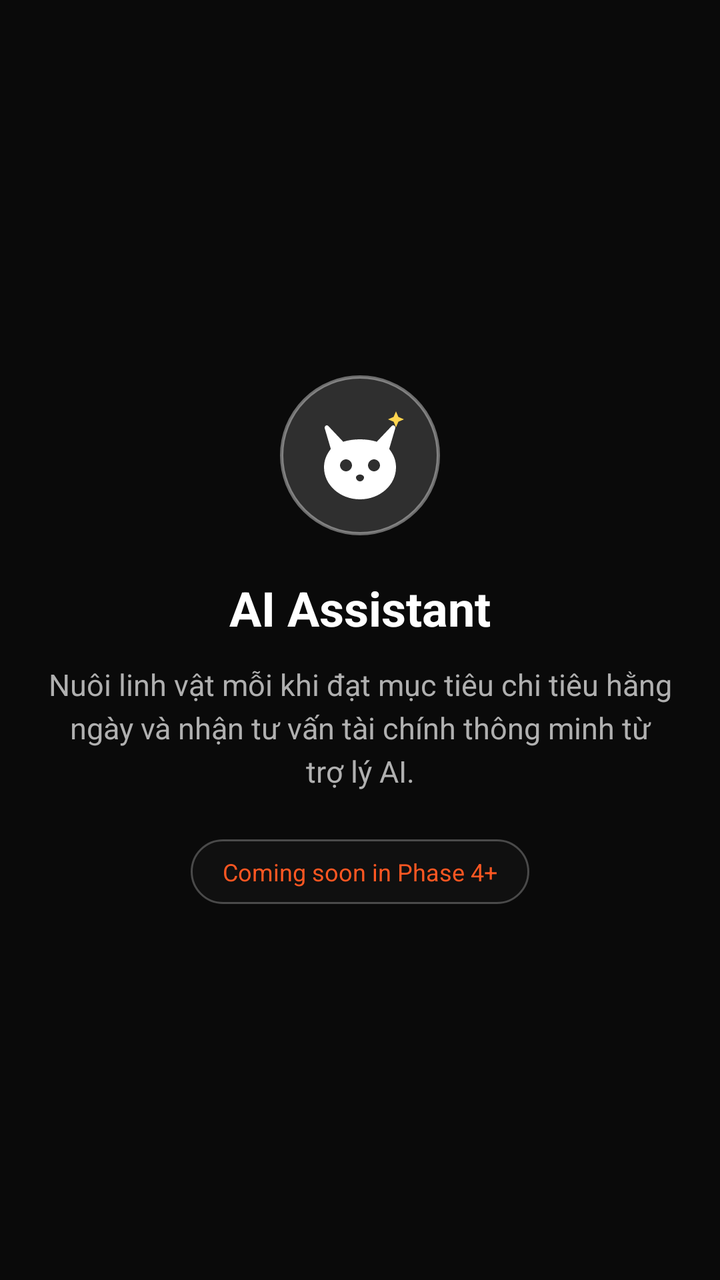
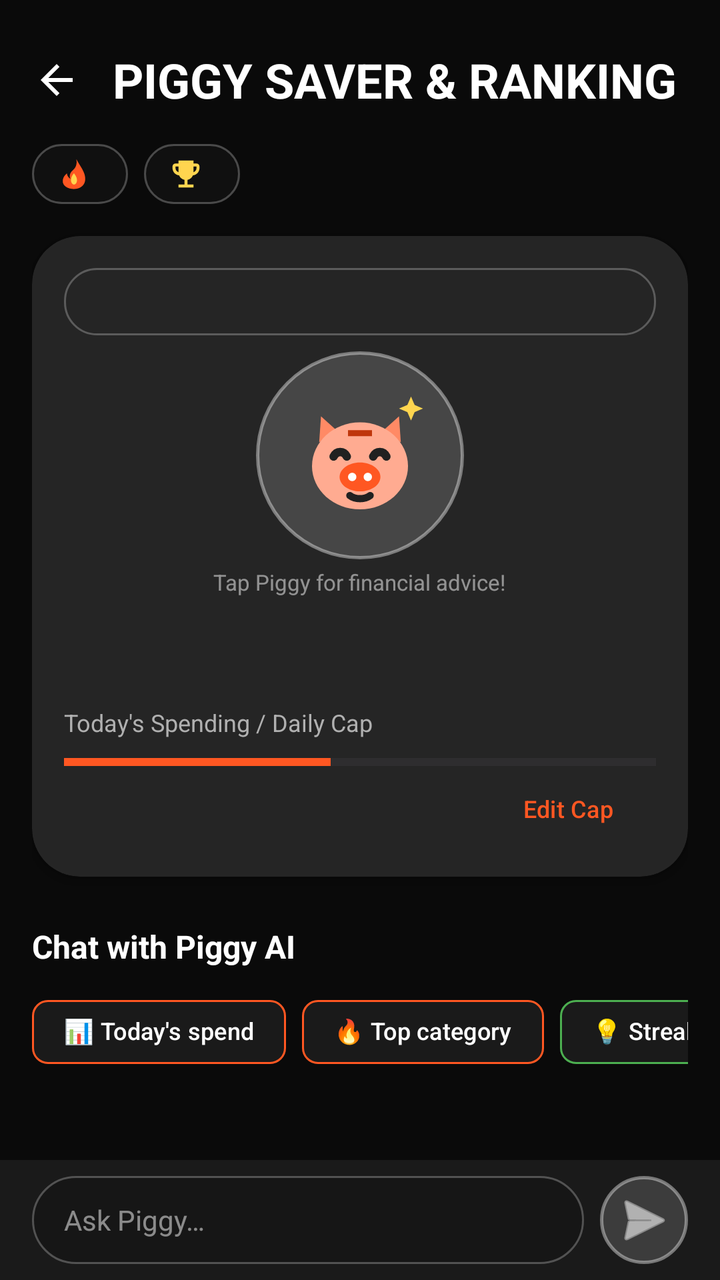

Before-and-after screenshots of an Android layout around one commit, followed by the original layout XML and the change that was made.
<!-- AndroidManifest.xml: application theme Theme.ExpenseTrackerApp -->
<!-- res/layout/fragment_ai_assistant.xml -->
<?xml version="1.0" encoding="utf-8"?>
<LinearLayout xmlns:android="http://schemas.android.com/apk/res/android"
    xmlns:app="http://schemas.android.com/apk/res-auto"
    android:layout_width="match_parent"
    android:layout_height="match_parent"
    android:orientation="vertical"
    android:background="@color/background_dark"
    android:padding="24dp"
    android:gravity="center">

    <ImageView
        android:layout_width="80dp"
        android:layout_height="80dp"
        android:background="@drawable/bg_avatar_circle"
        android:padding="16dp"
        android:src="@drawable/ic_pet_mascot"
        android:contentDescription="Virtual Pet Mascot"
        android:layout_marginBottom="20dp" />

    <TextView
        android:layout_width="wrap_content"
        android:layout_height="wrap_content"
        android:text="@string/title_ai"
        android:textSize="24sp"
        android:textStyle="bold"
        android:textColor="@color/white"
        android:layout_marginBottom="12dp" />

    <TextView
        android:layout_width="wrap_content"
        android:layout_height="wrap_content"
        android:text="Nuôi linh vật mỗi khi đạt mục tiêu chi tiêu hằng ngày và nhận tư vấn tài chính thông minh từ trợ lý AI."
        android:textAlignment="center"
        android:textSize="15sp"
        android:textColor="@color/text_secondary"
        android:lineSpacingExtra="4dp"
        android:layout_marginBottom="24dp" />

    <TextView
        android:layout_width="wrap_content"
        android:layout_height="wrap_content"
        android:text="Coming soon in Phase 4+"
        android:textSize="12sp"
        android:textColor="@color/colorAccent"
        android:background="@drawable/bg_glass_pill"
        android:paddingHorizontal="16dp"
        android:paddingVertical="8dp" />

</LinearLayout>
<!-- resources referenced by this layout -->
<resources>
  <color name="background_dark">#0A0A0A</color>
  <color name="colorAccent">#FF5722</color>
  <color name="text_secondary">#B0B0B0</color>
  <color name="white">#FFFFFF</color>
  <!-- drawable ic_pet_mascot (drawable) -->
  <vector xmlns:android="http://schemas.android.com/apk/res/android"
      android:width="24dp"
      android:height="24dp"
      android:viewportWidth="24"
      android:viewportHeight="24">
    
    <path
        android:fillColor="#FFFFFF"
        android:pathData="M4.2,4.8C3.8,4.2 3,4.6 3.2,5.3l1.5,5.1C3.6,11.8 3,13.3 3,15c0,4.4 4,8 9,8s9,-3.6 9,-8c0,-1.7 -0.6,-3.2 -1.7,-4.6l1.5,-5.1c0.2,-0.7 -0.6,-1.1 -1,-0.5L16.2,8.6C14.9,8.2 13.5,8 12,8S9.1,8.2 7.8,8.6L4.2,4.8zM8.5,13c0.8,0 1.5,0.7 1.5,1.5S9.3,16 8.5,16S7,15.3 7,14.5S7.7,13 8.5,13zM15.5,13c0.8,0 1.5,0.7 1.5,1.5s-0.7,1.5 -1.5,1.5s-1.5,-0.7 -1.5,-1.5S14.7,13 15.5,13zM12,16.8c0.6,0 1,0.4 1,0.7c0,0.5 -0.4,1 -1,1s-1,-0.5 -1,-1C11,17.2 11.4,16.8 12,16.8z"/>
    
    <path
        android:fillColor="#FFD54F"
        android:pathData="M21,1l0.6,1.4L23,3l-1.4,0.6L21,5l-0.6,-1.4L19,3l1.4,-0.6z"/>
  </vector>
  <string name="title_ai">AI Assistant</string>
  <color name="surface_glass_stroke">#40FFFFFF</color>
  <dimen name="radius_pill">999dp</dimen>
  <color name="colorPrimary">#FF5722</color>
  <color name="colorPrimaryDark">#E64A19</color>
  <!-- unchanged entries left out for length: 3 -->
</resources>

<!-- the commit's change to res/layout/fragment_ai_assistant.xml (unified diff, before → after) -->
@@ -3,47 +3,365 @@
     xmlns:app="http://schemas.android.com/apk/res-auto"
     android:layout_width="match_parent"
     android:layout_height="match_parent"
-    android:orientation="vertical"
     android:background="@color/background_dark"
-    android:padding="24dp"
-    android:gravity="center">
-
-    <ImageView
-        android:layout_width="80dp"
-        android:layout_height="80dp"
-        android:background="@drawable/bg_avatar_circle"
-        android:padding="16dp"
-        android:src="@drawable/ic_pet_mascot"
-        android:contentDescription="Virtual Pet Mascot"
-        android:layout_marginBottom="20dp" />
-
-    <TextView
-        android:layout_width="wrap_content"
+    android:clickable="true"
+    android:focusable="true"
+    android:orientation="vertical">
+
+    <androidx.core.widget.NestedScrollView
+        android:id="@+id/nsv_piggy_scroll"
+        android:layout_width="match_parent"
+        android:layout_height="0dp"
+        android:layout_weight="1"
+        android:clipToPadding="false"
+        android:fillViewport="true"
+        android:paddingBottom="16dp">
+
+        <LinearLayout
+            android:layout_width="match_parent"
+            android:layout_height="wrap_content"
+            android:orientation="vertical"
+            android:padding="@dimen/spacing_m">
+
+            
+            <LinearLayout
+                android:layout_width="match_parent"
+                android:layout_height="wrap_content"
+                android:gravity="center_vertical"
+                android:orientation="horizontal">
+
+                <ImageButton
+                    android:id="@+id/btn_piggy_back"
+                    android:layout_width="48dp"
+                    android:layout_height="48dp"
+                    android:layout_marginStart="-12dp"
+                    android:background="?attr/selectableItemBackgroundBorderless"
+                    android:contentDescription="@string/cd_back"
+                    android:src="@drawable/ic_arrow_back"
+                    app:tint="@color/white" />
+
+                <TextView
+                    android:layout_width="wrap_content"
+                    android:layout_height="wrap_content"
+                    android:layout_marginStart="@dimen/spacing_xs"
+                    android:text="@string/piggy_screen_title"
+                    android:textColor="@color/text_primary"
+                    android:textSize="@dimen/text_size_headline"
+                    android:textStyle="bold" />
+            </LinearLayout>
+
+            <LinearLayout
+                android:layout_width="match_parent"
+                android:layout_height="wrap_content"
+                android:layout_marginTop="@dimen/spacing_s"
+                android:orientation="horizontal">
+
+                <LinearLayout
+                    android:layout_width="wrap_content"
+                    android:layout_height="wrap_content"
+                    android:background="@drawable/bg_glass_pill"
+                    android:gravity="center_vertical"
+                    android:orientation="horizontal"
+                    android:paddingHorizontal="12dp"
+                    android:paddingVertical="6dp">
+
+                    <ImageView
+                        android:layout_width="@dimen/icon_size_s"
+                        android:layout_height="@dimen/icon_size_s"
+                        android:contentDescription="@null"
+                        android:src="@drawable/ic_fire_streak" />
+
+                    <TextView
+                        android:id="@+id/tv_streak_count"
+                        android:layout_width="wrap_content"
+                        android:layout_height="wrap_content"
+                        android:layout_marginStart="6dp"
+                        android:textColor="@color/white"
+                        android:textSize="13sp"
+                        android:textStyle="bold" />
+                </LinearLayout>
+
+                <LinearLayout
+                    android:layout_width="wrap_content"
+                    android:layout_height="wrap_content"
+                    android:layout_marginStart="@dimen/spacing_s"
+                    android:background="@drawable/bg_glass_pill"
+                    android:gravity="center_vertical"
+                    android:orientation="horizontal"
+                    android:paddingHorizontal="12dp"
+                    android:paddingVertical="6dp">
+
+                    <ImageView
+                        android:layout_width="@dimen/icon_size_s"
+                        android:layout_height="@dimen/icon_size_s"
+                        android:contentDescription="@null"
+                        android:src="@drawable/ic_trophy" />
+
+                    <TextView
+                        android:id="@+id/tv_total_safe_days"
+                        android:layout_width="wrap_content"
+                        android:layout_height="wrap_content"
+                        android:layout_marginStart="6dp"
+                        android:textColor="@color/white"
+                        android:textSize="13sp"
+                        android:textStyle="bold" />
+                </LinearLayout>
+            </LinearLayout>
+
+            
+            <androidx.cardview.widget.CardView
+                android:layout_width="match_parent"
+                android:layout_height="wrap_content"
+                android:layout_marginTop="@dimen/spacing_m"
+                app:cardBackgroundColor="@color/card_dark"
+                app:cardCornerRadius="@dimen/radius_xl"
+                app:cardElevation="4dp">
+
+                <LinearLayout
+                    android:layout_width="match_parent"
+                    android:layout_height="wrap_content"
+                    android:gravity="center_horizontal"
+                    android:orientation="vertical"
+                    android:padding="@dimen/spacing_m">
+
+                    
+                    <TextView
+                        android:id="@+id/tv_piggy_speech"
+                        android:layout_width="match_parent"
+                        android:layout_height="wrap_content"
+                        android:background="@drawable/bg_speech_bubble"
+                        android:gravity="center"
+                        android:lineSpacingExtra="3dp"
+                        android:padding="@dimen/spacing_s"
+                        android:textColor="@color/text_primary"
+                        android:textSize="13sp" />
+
+                    
+                    <FrameLayout
+                        android:id="@+id/fl_piggy_avatar_container"
+                        android:layout_width="104dp"
+                        android:layout_height="104dp"
+                        android:layout_marginTop="@dimen/spacing_s"
+                        android:background="@drawable/bg_avatar_circle"
+                        android:clickable="true"
+                        android:focusable="true">
+
+                        <ImageView
+                            android:id="@+id/iv_piggy_avatar"
+                            android:layout_width="72dp"
+                            android:layout_height="72dp"
+                            android:layout_gravity="center"
+                            android:contentDescription="@string/piggy_tap_hint"
+                            android:src="@drawable/ic_piggy_happy" />
+                    </FrameLayout>
+
+                    <TextView
+                        android:layout_width="wrap_content"
+                        android:layout_height="wrap_content"
+                        android:layout_marginTop="4dp"
+                        android:text="@string/piggy_tap_hint"
+                        android:textColor="@color/text_hint"
+                        android:textSize="11sp" />
+
+                    
+                    <TextView
+                        android:id="@+id/tv_piggy_level_badge"
+                        android:layout_width="wrap_content"
+                        android:layout_height="wrap_content"
+                        android:layout_marginTop="6dp"
+                        android:textColor="@color/white"
+                        android:textSize="16sp"
+                        android:textStyle="bold" />
+
+                    <TextView
+                        android:id="@+id/tv_piggy_mood_status"
+                        android:layout_width="wrap_content"
+                        android:layout_height="wrap_content"
+                        android:layout_marginTop="2dp"
+                        android:textColor="@color/income_green"
+                        android:textSize="12sp"
+                        android:textStyle="bold" />
+
+                    
+                    <LinearLayout
+                        android:layout_width="match_parent"
+                        android:layout_height="wrap_content"
+                        android:layout_marginTop="@dimen/spacing_s"
+                        android:gravity="center_vertical"
+                        android:orientation="horizontal">
+
+                        <TextView
+                            android:layout_width="0dp"
+                            android:layout_height="wrap_content"
+                            android:layout_weight="1"
+                            android:text="@string/piggy_daily_budget_label"
+                            android:textColor="@color/text_secondary"
+                            android:textSize="12sp" />
+
+                        <TextView
+                            android:id="@+id/tv_daily_budget_amount"
+                            android:layout_width="wrap_content"
+                            android:layout_height="wrap_content"
+                            android:textColor="@color/white"
+                            android:textSize="13sp"
+                            android:textStyle="bold" />
+                    </LinearLayout>
+
+                    <ProgressBar
+                        android:id="@+id/pb_daily_budget"
+                        style="?android:attr/progressBarStyleHorizontal"
+                        android:layout_width="match_parent"
+                        android:layout_height="10dp"
+                        android:layout_marginTop="6dp"
+                        android:max="100"
+                        android:progress="45" />
+
+                    <com.google.android.material.button.MaterialButton
+                        android:id="@+id/btn_edit_daily_limit"
+                        style="@style/Widget.Material3.Button.TextButton"
+                        android:layout_width="wrap_content"
+                        android:layout_height="wrap_content"
+                        android:layout_gravity="end"
+                        android:minHeight="36dp"
+                        android:text="@string/piggy_edit_limit_action"
+                        android:textColor="@color/expense_orange"
+                        android:textSize="12sp" />
+                </LinearLayout>
+            </androidx.cardview.widget.CardView>
+
+            
+            <LinearLayout
+                android:layout_width="match_parent"
+                android:layout_height="wrap_content"
+                android:layout_marginTop="@dimen/spacing_l"
+                android:gravity="center_vertical"
+                android:orientation="horizontal">
+
+                <TextView
+                    android:layout_width="0dp"
+                    android:layout_height="wrap_content"
+                    android:layout_weight="1"
+                    android:text="@string/piggy_chat_section_title"
+                    android:textColor="@color/white"
+                    android:textSize="16sp"
+                    android:textStyle="bold" />
+
+                <TextView
+                    android:id="@+id/tv_piggy_typing_indicator"
+                    android:layout_width="wrap_content"
+                    android:layout_height="wrap_content"
+                    android:text="@string/piggy_chat_typing"
+                    android:textColor="@color/expense_orange"
+                    android:textSize="12sp"
+                    android:visibility="gone" />
+            </LinearLayout>
+
+            <HorizontalScrollView
+                android:layout_width="match_parent"
+                android:layout_height="wrap_content"
+                android:layout_marginTop="@dimen/spacing_s"
+                android:scrollbars="none">
+
+                <LinearLayout
+                    android:layout_width="wrap_content"
+                    android:layout_height="wrap_content"
+                    android:orientation="horizontal">
+
+                    <com.google.android.material.chip.Chip
+                        android:id="@+id/chip_prompt_today"
+                        android:layout_width="wrap_content"
+                        android:layout_height="wrap_content"
+                        android:layout_marginEnd="@dimen/spacing_s"
+                        android:text="@string/chip_prompt_today"
+                        android:textColor="@color/text_primary"
+                        android:textSize="12sp"
+                        app:chipBackgroundColor="@color/surface_dark"
+                        app:chipStrokeColor="@color/expense_orange"
+                        app:chipStrokeWidth="1dp" />
+
+                    <com.google.android.material.chip.Chip
+                        android:id="@+id/chip_prompt_top_category"
+                        android:layout_width="wrap_content"
+                        android:layout_height="wrap_content"
+                        android:layout_marginEnd="@dimen/spacing_s"
+                        android:text="@string/chip_prompt_top_category"
+                        android:textColor="@color/text_primary"
+                        android:textSize="12sp"
+                        app:chipBackgroundColor="@color/surface_dark"
+                        app:chipStrokeColor="@color/expense_orange"
+                        app:chipStrokeWidth="1dp" />
+
+                    <com.google.android.material.chip.Chip
+                        android:id="@+id/chip_prompt_streak_tips"
+                        android:layout_width="wrap_content"
+                        android:layout_height="wrap_content"
+                        android:layout_marginEnd="@dimen/spacing_s"
+                        android:text="@string/chip_prompt_streak_tips"
+                        android:textColor="@color/text_primary"
+                        android:textSize="12sp"
+                        app:chipBackgroundColor="@color/surface_dark"
+                        app:chipStrokeColor="@color/income_green"
+                        app:chipStrokeWidth="1dp" />
+
+                    <com.google.android.material.chip.Chip
+                        android:id="@+id/chip_prompt_wallet_health"
+                        android:layout_width="wrap_content"
+                        android:layout_height="wrap_content"
+                        android:text="@string/chip_prompt_wallet_health"
+                        android:textColor="@color/text_primary"
+                        android:textSize="12sp"
+                        app:chipBackgroundColor="@color/surface_dark"
+                        app:chipStrokeColor="@color/colorAccent"
+                        app:chipStrokeWidth="1dp" />
+                </LinearLayout>
+            </HorizontalScrollView>
+
+            <androidx.recyclerview.widget.RecyclerView
+                android:id="@+id/rv_piggy_chat"
+                android:layout_width="match_parent"
+                android:layout_height="wrap_content"
+                android:layout_marginTop="@dimen/spacing_s"
+                android:nestedScrollingEnabled="false" />
+        </LinearLayout>
+    </androidx.core.widget.NestedScrollView>
+
+    
+    <LinearLayout
+        android:layout_width="match_parent"
         android:layout_height="wrap_content"
-        android:text="@string/title_ai"
-        android:textSize="24sp"
-        android:textStyle="bold"
-        android:textColor="@color/white"
-        android:layout_marginBottom="12dp" />
-
-    <TextView
-        android:layout_width="wrap_content"
-        android:layout_height="wrap_content"
-        android:text="Nuôi linh vật mỗi khi đạt mục tiêu chi tiêu hằng ngày và nhận tư vấn tài chính thông minh từ trợ lý AI."
-        android:textAlignment="center"
-        android:textSize="15sp"
-        android:textColor="@color/text_secondary"
-        android:lineSpacingExtra="4dp"
-        android:layout_marginBottom="24dp" />
-
-    <TextView
-        android:layout_width="wrap_content"
-        android:layout_height="wrap_content"
-        android:text="Coming soon in Phase 4+"
-        android:textSize="12sp"
-        android:textColor="@color/colorAccent"
-        android:background="@drawable/bg_glass_pill"
-        android:paddingHorizontal="16dp"
-        android:paddingVertical="8dp" />
+        android:background="@color/surface_dark"
+        android:gravity="center_vertical"
+        android:orientation="horizontal"
+        android:paddingHorizontal="@dimen/spacing_m"
+        android:paddingVertical="@dimen/spacing_s">
+
+        <EditText
+            android:id="@+id/et_chat_input"
+            android:layout_width="0dp"
+            android:layout_height="wrap_content"
+            android:layout_weight="1"
+            android:background="@drawable/bg_glass_pill"
+            android:hint="@string/piggy_chat_input_hint"
+            android:imeOptions="actionSend"
+            android:inputType="textCapSentences"
+            android:maxLines="3"
+            android:minHeight="44dp"
+            android:paddingHorizontal="16dp"
+            android:paddingVertical="10dp"
+            android:textColor="@color/white"
+            android:textColorHint="@color/text_hint"
+            android:textSize="14sp" />
+
+        <ImageButton
+            android:id="@+id/btn_send_chat"
+            android:layout_width="44dp"
+            android:layout_height="44dp"
+            android:layout_marginStart="@dimen/spacing_s"
+            android:background="@drawable/bg_avatar_circle"
+            android:contentDescription="@string/cd_send_message"
+            android:padding="10dp"
+            android:src="@android:drawable/ic_menu_send"
+            app:tint="@color/white" />
+    </LinearLayout>
 
 </LinearLayout>
<!-- resource entries referenced after the edit -->
@@ -1,27 +1,85 @@
 <!-- resources referenced by this layout -->
 <resources>
   <color name="background_dark">#0A0A0A</color>
+  <color name="card_dark">#252525</color>
   <color name="colorAccent">#FF5722</color>
+  <color name="expense_orange">#FF5722</color>
+  <color name="income_green">#4CAF50</color>
+  <color name="surface_dark">#1A1A1A</color>
+  <color name="text_hint">#80FFFFFF</color>
+  <color name="text_primary">#FFFFFF</color>
   <color name="text_secondary">#B0B0B0</color>
   <color name="white">#FFFFFF</color>
-  <!-- drawable ic_pet_mascot (drawable) -->
+  <dimen name="icon_size_s">18dp</dimen>
+  <dimen name="radius_xl">24dp</dimen>
+  <dimen name="spacing_l">24dp</dimen>
+  <dimen name="spacing_m">16dp</dimen>
+  <dimen name="spacing_s">8dp</dimen>
+  <dimen name="spacing_xs">4dp</dimen>
+  <dimen name="text_size_headline">24sp</dimen>
+  <!-- drawable bg_speech_bubble (drawable) -->
+  <?xml version="1.0" encoding="utf-8"?>
+  <shape xmlns:android="http://schemas.android.com/apk/res/android"
+      android:shape="rectangle">
+      <solid android:color="@color/card_dark" />
+      <corners android:radius="@dimen/radius_l" />
+      <stroke
+          android:width="1dp"
+          android:color="@color/surface_glass_stroke" />
+  </shape>
+  <!-- drawable ic_arrow_back (drawable) -->
+  <vector xmlns:android="http://schemas.android.com/apk/res/android"
+      android:width="24dp"
+      android:height="24dp"
+      android:viewportWidth="24"
+      android:viewportHeight="24"
+      android:tint="?attr/colorControlNormal">
+    <path
+        android:fillColor="@android:color/white"
+        android:pathData="M20,11H7.83l5.59,-5.59L12,4l-8,8 8,8 1.41,-1.41L7.83,13H20v-2z"/>
+  </vector>
+  <!-- drawable ic_fire_streak (drawable) -->
   <vector xmlns:android="http://schemas.android.com/apk/res/android"
       android:width="24dp"
       android:height="24dp"
       android:viewportWidth="24"
       android:viewportHeight="24">
-    
-    <path
-        android:fillColor="#FFFFFF"
-        android:pathData="M4.2,4.8C3.8,4.2 3,4.6 3.2,5.3l1.5,5.1C3.6,11.8 3,13.3 3,15c0,4.4 4,8 9,8s9,-3.6 9,-8c0,-1.7 -0.6,-3.2 -1.7,-4.6l1.5,-5.1c0.2,-0.7 -0.6,-1.1 -1,-0.5L16.2,8.6C14.9,8.2 13.5,8 12,8S9.1,8.2 7.8,8.6L4.2,4.8zM8.5,13c0.8,0 1.5,0.7 1.5,1.5S9.3,16 8.5,16S7,15.3 7,14.5S7.7,13 8.5,13zM15.5,13c0.8,0 1.5,0.7 1.5,1.5s-0.7,1.5 -1.5,1.5s-1.5,-0.7 -1.5,-1.5S14.7,13 15.5,13zM12,16.8c0.6,0 1,0.4 1,0.7c0,0.5 -0.4,1 -1,1s-1,-0.5 -1,-1C11,17.2 11.4,16.8 12,16.8z"/>
-    
-    <path
-        android:fillColor="#FFD54F"
-        android:pathData="M21,1l0.6,1.4L23,3l-1.4,0.6L21,5l-0.6,-1.4L19,3l1.4,-0.6z"/>
+      
+      <path
+          android:fillColor="#FF5722"
+          android:pathData="M13.5,2C13.5,2 14.3,4.7 13,7.3C12,9.3 10.2,9.9 9.5,11.8C8.8,13.7 9.6,15.2 9.6,15.2C9.6,15.2 7.5,14.1 7.3,11.6C7.3,11.6 4.5,13.5 4.5,16.8C4.5,19.9 7.8,22 12,22C16.2,22 19.5,19.4 19.5,15.3C19.5,10.5 16,6.8 13.5,2Z" />
+      
+      <path
+          android:fillColor="#FFD54F"
+          android:pathData="M12,11.5C12,11.5 10,13.5 10,16C10,17.8 10.9,19 12,19C13.1,19 14,17.8 14,16C14,14.2 12.8,12.7 12,11.5Z" />
   </vector>
-  <string name="title_ai">AI Assistant</string>
+  <!-- drawable ic_piggy_happy: vector/xml drawable (drawable, 2002 chars, omitted) -->
+  <!-- drawable ic_trophy (drawable) -->
+  <vector xmlns:android="http://schemas.android.com/apk/res/android"
+      android:width="24dp"
+      android:height="24dp"
+      android:viewportWidth="24"
+      android:viewportHeight="24">
+      <path
+          android:fillColor="#FFD54F"
+          android:pathData="M19,5H17V3H7V5H5C3.9,5 3,5.9 3,7V8C3,10.55 4.92,12.63 7.39,12.94C8.02,14.44 9.37,15.57 11,15.9V19H7V21H17V19H13V15.9C14.63,15.57 15.98,14.44 16.61,12.94C19.08,12.63 21,10.55 21,8V7C21,5.9 20.1,5 19,5ZM5,8V7H7V10.82C5.84,10.4 5,9.3 5,8ZM19,8C19,9.3 18.16,10.4 17,10.82V7H19V8Z" />
+  </vector>
+  <string name="cd_back">Back</string>
+  <string name="cd_send_message">Send</string>
+  <string name="chip_prompt_streak_tips">💡 Streak tips</string>
+  <string name="chip_prompt_today">📊 Today\'s spend</string>
+  <string name="chip_prompt_top_category">🔥 Top category</string>
+  <string name="chip_prompt_wallet_health">🐷 Wallet health</string>
+  <string name="piggy_chat_input_hint">Ask Piggy…</string>
+  <string name="piggy_chat_section_title">Chat with Piggy AI</string>
+  <string name="piggy_chat_typing">Piggy is thinking…</string>
+  <string name="piggy_daily_budget_label">Today\'s Spending / Daily Cap</string>
+  <string name="piggy_edit_limit_action">Edit Cap</string>
+  <string name="piggy_screen_title">PIGGY SAVER &amp; RANKING</string>
+  <string name="piggy_tap_hint">Tap Piggy for financial advice!</string>
   <color name="surface_glass_stroke">#40FFFFFF</color>
   <dimen name="radius_pill">999dp</dimen>
+  <dimen name="radius_l">16dp</dimen>
   <color name="colorPrimary">#FF5722</color>
   <color name="colorPrimaryDark">#E64A19</color>
   <!-- unchanged entries left out for length: 3 -->
